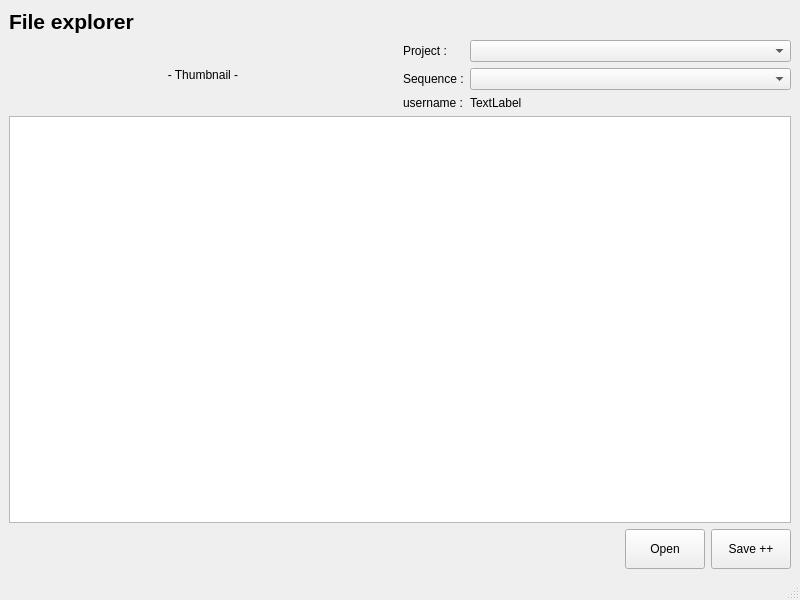
This is ui/projectExplorer_nuke.ui in Shayen/sal_pipeline as Qt 5 draws it before an edit. The edited form follows.
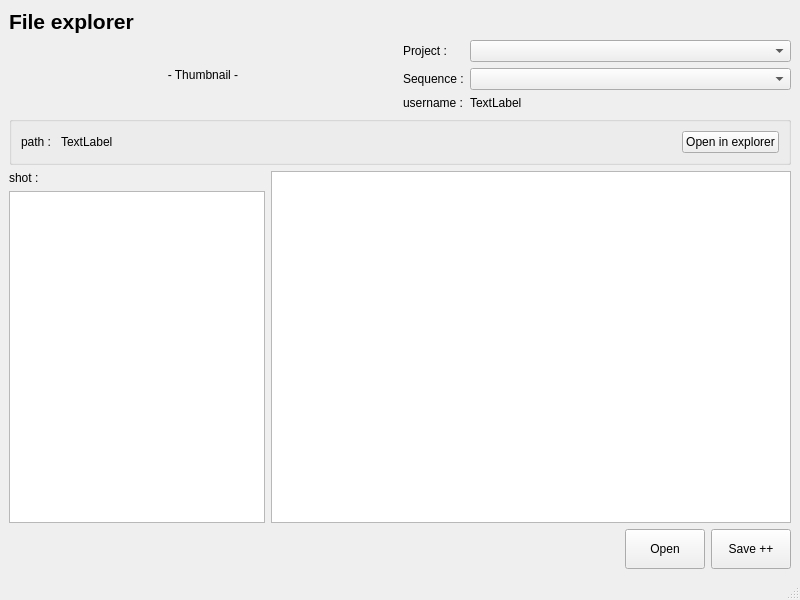
This is the edited form.

Commit message: :wrench:Nuke-> file explorer : version 0.1

```diff
--- a/ui/projectExplorer_nuke.ui
+++ b/ui/projectExplorer_nuke.ui
@@ -85,7 +85,59 @@
      </layout>
     </item>
     <item>
-     <widget class="QListWidget" name="listWidget_scriptVersion"/>
+     <widget class="QGroupBox" name="groupBox">
+      <property name="title">
+       <string/>
+      </property>
+      <layout class="QGridLayout" name="gridLayout_2" columnstretch="0,1,0" columnminimumwidth="0,0,0">
+       <item row="0" column="1">
+        <widget class="QLabel" name="label_currentPath">
+         <property name="text">
+          <string>TextLabel</string>
+         </property>
+        </widget>
+       </item>
+       <item row="0" column="0">
+        <widget class="QLabel" name="label_6">
+         <property name="text">
+          <string>path : </string>
+         </property>
+        </widget>
+       </item>
+       <item row="0" column="2">
+        <widget class="QPushButton" name="pushButton_openExplorer">
+         <property name="text">
+          <string>Open in explorer</string>
+         </property>
+        </widget>
+       </item>
+      </layout>
+     </widget>
+    </item>
+    <item>
+     <layout class="QHBoxLayout" name="horizontalLayout_3" stretch="0,1">
+      <item>
+       <layout class="QVBoxLayout" name="verticalLayout_2">
+        <item>
+         <widget class="QLabel" name="label_7">
+          <property name="text">
+           <string>shot :</string>
+          </property>
+         </widget>
+        </item>
+        <item>
+         <widget class="QListWidget" name="listWidget_scriptShot"/>
+        </item>
+       </layout>
+      </item>
+      <item>
+       <layout class="QVBoxLayout" name="verticalLayout_3">
+        <item>
+         <widget class="QListWidget" name="listWidget_scriptVersion"/>
+        </item>
+       </layout>
+      </item>
+     </layout>
     </item>
     <item>
      <layout class="QHBoxLayout" name="horizontalLayout_2">
```
The commit also changes 3 other files.
